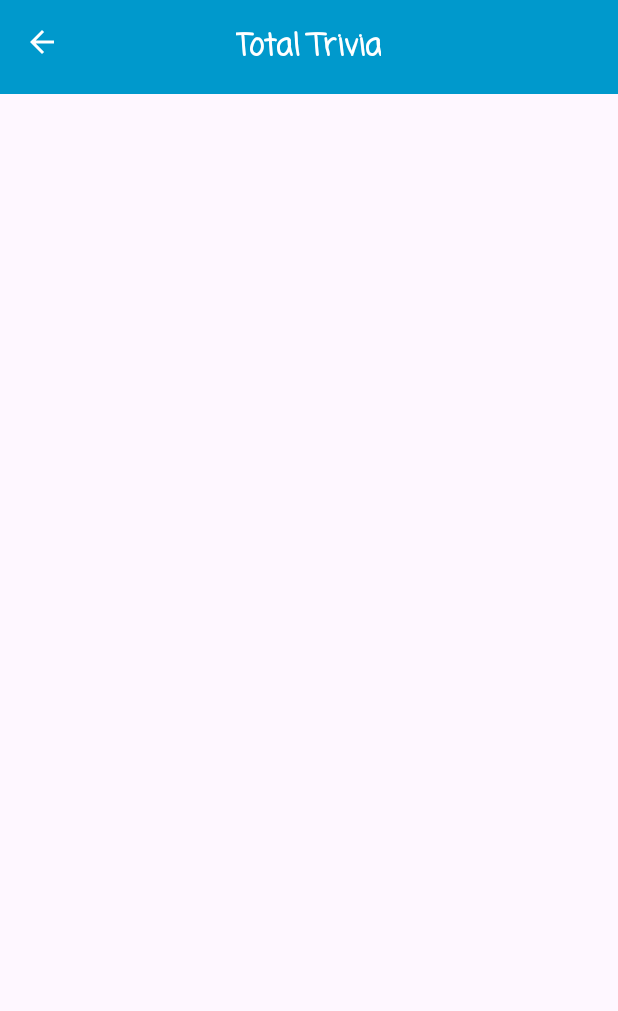
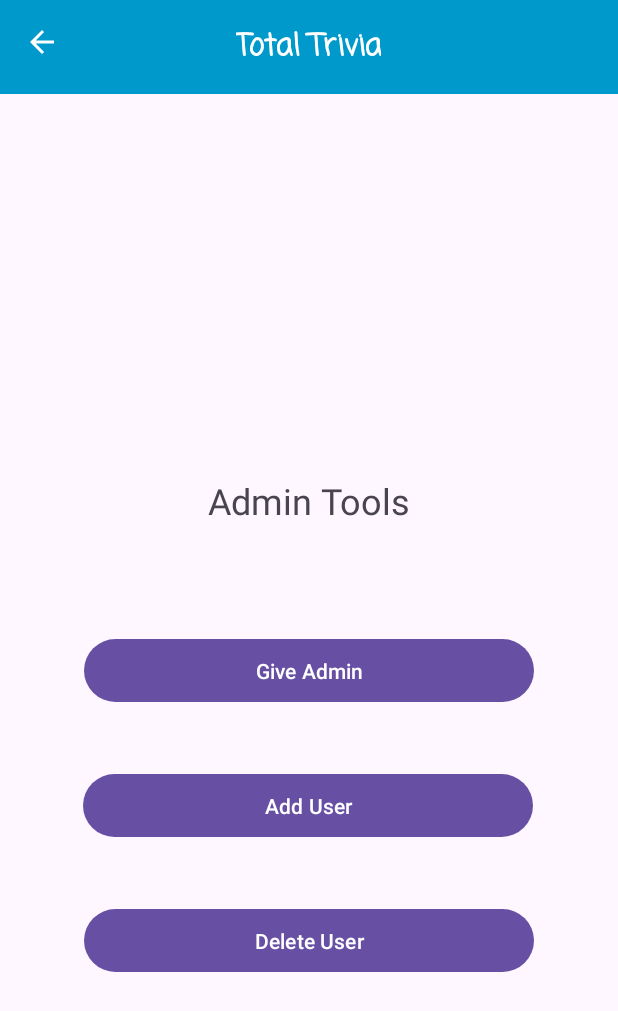
Before and after one commit to wdhurleyjr/cst338_total_trivia, an Android app: the UserManagementActivity screen opened directly, with no data from a screen before it, on a phone screen of 412 x 824 dp. Shown: the top 1011 px of the screen. Run offline under Robolectric (Android 15) with nearby library versions, the phone set to English and light mode, and no system bars.

Commit message:
xml created for user management

```diff
--- a/app/src/main/res/layout/activity_user_management.xml
+++ b/app/src/main/res/layout/activity_user_management.xml
@@ -5,6 +5,56 @@
     android:layout_width="match_parent"
     android:layout_height="match_parent"
     tools:context=".Activities.UserManagementActivity">
-    <include layout="@layout/toolbar"/>
+
+    <include
+        android:id="@+id/include2"
+        layout="@layout/toolbar" />
+
+    <Button
+        android:id="@+id/delete_user_button"
+        android:layout_width="300dp"
+        android:layout_height="50dp"
+        android:layout_marginBottom="172dp"
+        android:text="Delete User"
+        app:layout_constraintBottom_toBottomOf="parent"
+        app:layout_constraintEnd_toEndOf="parent"
+        app:layout_constraintHorizontal_bias="0.498"
+        app:layout_constraintStart_toStartOf="parent" />
+
+    <Button
+        android:id="@+id/add_user_button"
+        android:layout_width="300dp"
+        android:layout_height="50dp"
+        android:layout_marginBottom="40dp"
+        android:text="Add User"
+        app:layout_constraintBottom_toTopOf="@+id/delete_user_button"
+        app:layout_constraintEnd_toEndOf="parent"
+        app:layout_constraintHorizontal_bias="0.495"
+        app:layout_constraintStart_toStartOf="parent" />
+
+    <TextView
+        android:id="@+id/textView3"
+        android:layout_width="300dp"
+        android:layout_height="50dp"
+        android:layout_marginTop="72dp"
+        android:text="Admin Tools"
+        android:gravity="center"
+        android:textSize="24sp"
+        app:layout_constraintBottom_toTopOf="@+id/give_admin_button"
+        app:layout_constraintEnd_toEndOf="parent"
+        app:layout_constraintHorizontal_bias="0.498"
+        app:layout_constraintStart_toStartOf="parent"
+        app:layout_constraintTop_toBottomOf="@+id/include2"
+        app:layout_constraintVertical_bias="0.734" />
+
+    <Button
+        android:id="@+id/give_admin_button"
+        android:layout_width="300dp"
+        android:layout_height="50dp"
+        android:layout_marginBottom="40dp"
+        android:text="Give Admin"
+        app:layout_constraintBottom_toTopOf="@+id/add_user_button"
+        app:layout_constraintEnd_toEndOf="parent"
+        app:layout_constraintStart_toStartOf="parent" />
 
 </androidx.constraintlayout.widget.ConstraintLayout>
```
